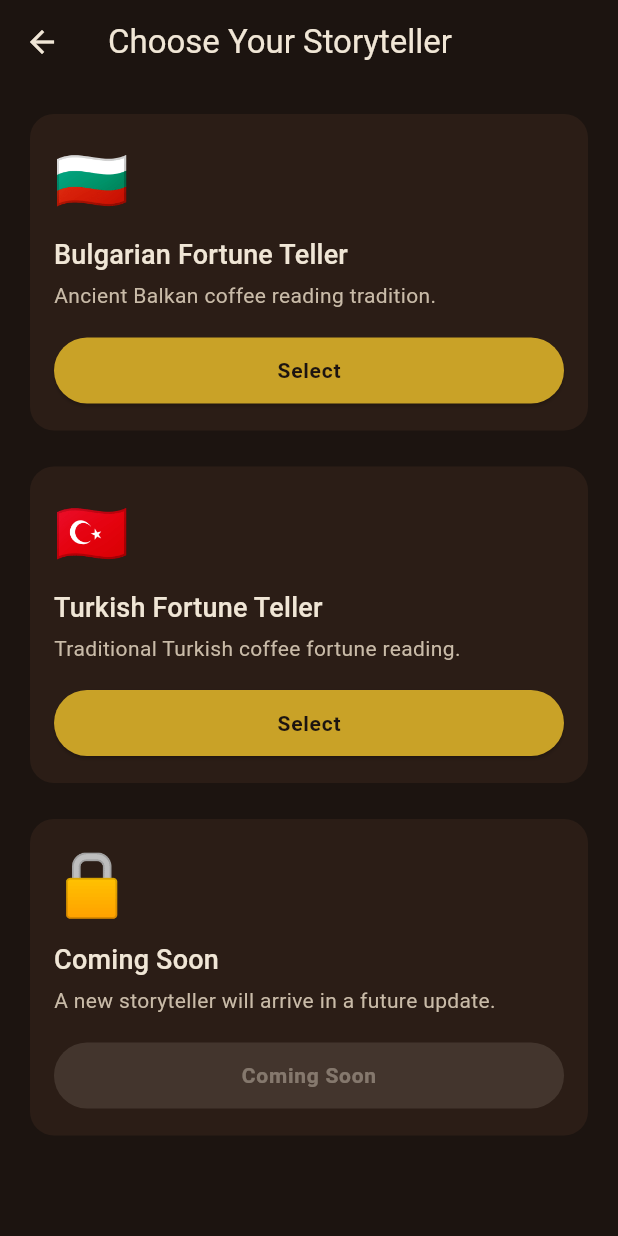
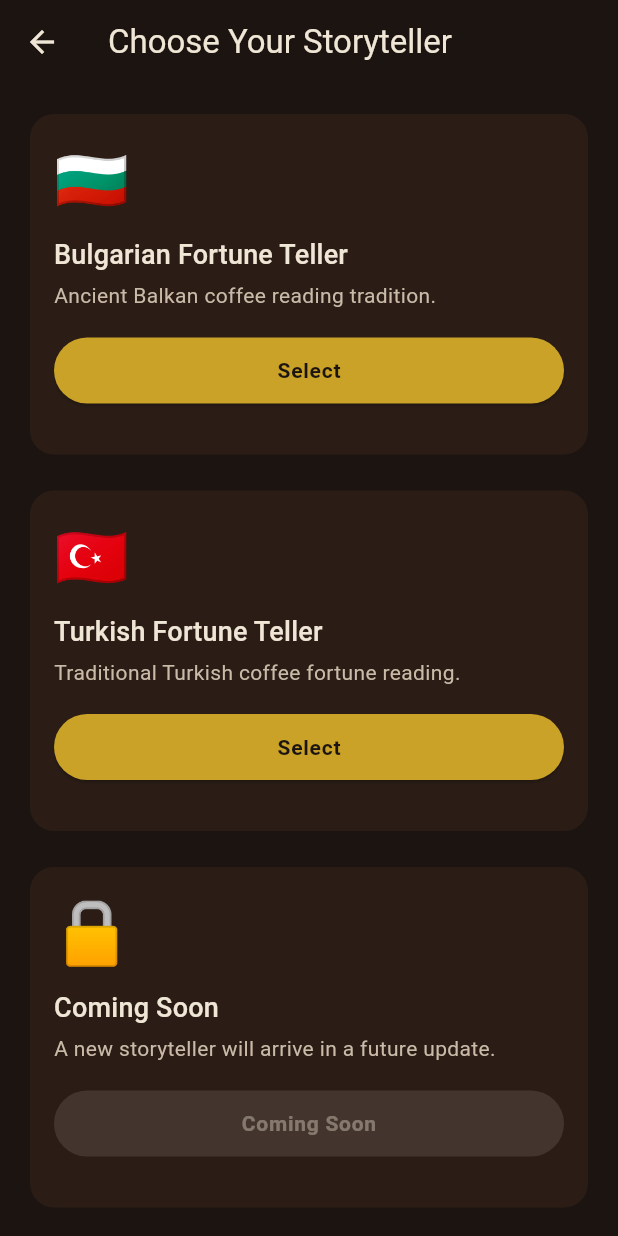
Before and after one commit to Thearchitectoftiles369/CupWhisper, a Flutter app: the ChooseStorytellerScreen screen opened directly, on a phone screen of 412 x 824 dp. Run offline on Flutter 3.47's test engine with Material 3 defaults, Android fonts, the phone set to English and light mode, and no system bars; our stand-ins replace flutter_riverpod, image_picker.

Commit message:
Fix Coming Soon card overflow with extra bottom padding on storyteller list

```diff
--- a/flutter_app/lib/features/storytellers/choose_storyteller_screen.dart
+++ b/flutter_app/lib/features/storytellers/choose_storyteller_screen.dart
@@ -14,7 +14,7 @@ class ChooseStorytellerScreen extends StatelessWidget {
       ),
       body: SafeArea(
         child: ListView(
-          padding: const EdgeInsets.all(AppSpacing.md),
+          padding: const EdgeInsets.fromLTRB(AppSpacing.md, AppSpacing.md, AppSpacing.md, AppSpacing.xl),
           children: const [
             _StorytellerCard(
               flag: '🇧🇬',
@@ -62,7 +62,7 @@ class _StorytellerCard extends StatelessWidget {
 
     return Card(
       child: Padding(
-        padding: const EdgeInsets.all(AppSpacing.md),
+        padding: const EdgeInsets.fromLTRB(AppSpacing.md, AppSpacing.md, AppSpacing.md, AppSpacing.xl),
         child: Column(
           crossAxisAlignment: CrossAxisAlignment.start,
           children: [
```
